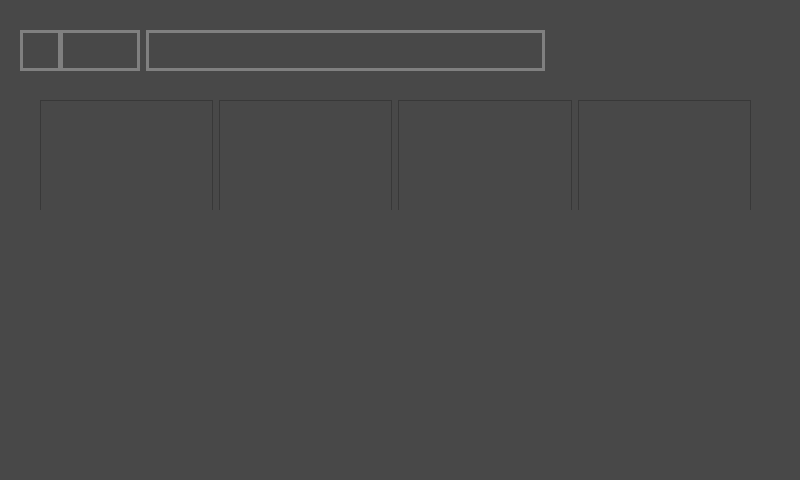
The window that diagram_minut_form.ui (qt-raspberry/QT_Glazer_Furnance) describes before a commit, drawn with Qt 5.
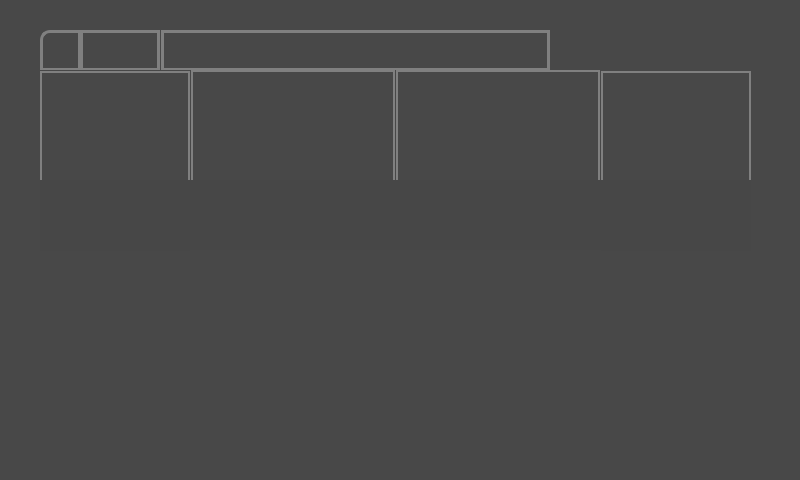
The same window after the commit. Icons and pictures are not drawn.

```diff
--- a/diagram_minut_form.ui
+++ b/diagram_minut_form.ui
@@ -19,10 +19,88 @@
   <property name="styleSheet">
    <string notr="true">background-color: rgb(72, 72, 72);</string>
   </property>
-  <widget class="QWidget" name="layoutWidget">
+  <widget class="QWidget" name="layoutWidget_3">
    <property name="geometry">
     <rect>
-     <x>20</x>
+     <x>80</x>
+     <y>30</y>
+     <width>671</width>
+     <height>41</height>
+    </rect>
+   </property>
+   <layout class="QHBoxLayout" name="horizontalLayout_2">
+    <property name="spacing">
+     <number>1</number>
+    </property>
+    <item>
+     <widget class="QLabel" name="program_number">
+      <property name="minimumSize">
+       <size>
+        <width>50</width>
+        <height>38</height>
+       </size>
+      </property>
+      <property name="maximumSize">
+       <size>
+        <width>80</width>
+        <height>16777215</height>
+       </size>
+      </property>
+      <property name="styleSheet">
+       <string notr="true">border: 3px solid gray;
+/*margin-right:-1px;
+padding-right: 0px;*/
+border-radius: 40px;</string>
+      </property>
+      <property name="text">
+       <string/>
+      </property>
+     </widget>
+    </item>
+    <item>
+     <widget class="QLabel" name="program_name">
+      <property name="minimumSize">
+       <size>
+        <width>350</width>
+        <height>38</height>
+       </size>
+      </property>
+      <property name="styleSheet">
+       <string notr="true">border: 3px solid gray;
+/*margin-left:-1px;
+padding-left: 0px;*/
+border-radius: 40px;</string>
+      </property>
+      <property name="text">
+       <string/>
+      </property>
+     </widget>
+    </item>
+    <item>
+     <widget class="QLabel" name="current_temprature">
+      <property name="minimumSize">
+       <size>
+        <width>50</width>
+        <height>38</height>
+       </size>
+      </property>
+      <property name="maximumSize">
+       <size>
+        <width>200</width>
+        <height>16777215</height>
+       </size>
+      </property>
+      <property name="text">
+       <string/>
+      </property>
+     </widget>
+    </item>
+   </layout>
+  </widget>
+  <widget class="QWidget" name="layoutWidget_4">
+   <property name="geometry">
+    <rect>
+     <x>40</x>
      <y>30</y>
      <width>41</width>
      <height>41</height>
@@ -53,7 +131,8 @@
        <string notr="true">image: url(:/Pictures/GSH/photos totally/lock.gif);
 
 border: 3px solid gray;
-border-radius: 40px;</string>
+border-top-left-radius: 10px ;
+/*border-bottom-left-radius: 10px ;*/</string>
       </property>
       <property name="frameShape">
        <enum>QFrame::WinPanel</enum>
@@ -68,98 +147,79 @@
     </item>
    </layout>
   </widget>
-  <widget class="QWidget" name="layoutWidget">
-   <property name="geometry">
-    <rect>
-     <x>60</x>
-     <y>30</y>
-     <width>691</width>
-     <height>41</height>
-    </rect>
-   </property>
-   <layout class="QHBoxLayout" name="horizontalLayout_2">
-    <item>
-     <widget class="QLabel" name="program_number">
-      <property name="minimumSize">
-       <size>
-        <width>50</width>
-        <height>38</height>
-       </size>
-      </property>
-      <property name="maximumSize">
-       <size>
-        <width>80</width>
-        <height>16777215</height>
-       </size>
-      </property>
-      <property name="styleSheet">
-       <string notr="true">border: 3px solid gray;
-border-radius: 40px;</string>
-      </property>
-      <property name="text">
-       <string/>
-      </property>
-     </widget>
-    </item>
-    <item>
-     <widget class="QLabel" name="program_name">
-      <property name="minimumSize">
-       <size>
-        <width>350</width>
-        <height>38</height>
-       </size>
-      </property>
-      <property name="styleSheet">
-       <string notr="true">border: 3px solid gray;
-border-radius: 40px;</string>
-      </property>
-      <property name="text">
-       <string/>
-      </property>
-     </widget>
-    </item>
-    <item>
-     <widget class="QLabel" name="current_temprature">
-      <property name="minimumSize">
-       <size>
-        <width>50</width>
-        <height>38</height>
-       </size>
-      </property>
-      <property name="maximumSize">
-       <size>
-        <width>200</width>
-        <height>16777215</height>
-       </size>
-      </property>
-      <property name="text">
-       <string/>
-      </property>
-     </widget>
-    </item>
-   </layout>
-  </widget>
   <widget class="QWidget" name="layoutWidget">
    <property name="geometry">
     <rect>
      <x>40</x>
-     <y>100</y>
+     <y>70</y>
      <width>711</width>
      <height>181</height>
     </rect>
    </property>
    <layout class="QHBoxLayout" name="horizontalLayout_3">
+    <property name="spacing">
+     <number>1</number>
+    </property>
     <item>
-     <widget class="QGraphicsView" name="graphicsView"/>
+     <widget class="QGraphicsView" name="graphicsView">
+      <property name="minimumSize">
+       <size>
+        <width>150</width>
+        <height>179</height>
+       </size>
+      </property>
+      <property name="maximumSize">
+       <size>
+        <width>150</width>
+        <height>179</height>
+       </size>
+      </property>
+      <property name="styleSheet">
+       <string notr="true">border-style: solid ;
+border: solid gray;
+  border-width: 2px;
+/*border: 2px solid gray;
+border-top-left-radius: 10px ;*/
+border-bottom-left-radius: 10px ;</string>
+      </property>
+     </widget>
     </item>
     <item>
-     <widget class="QGraphicsView" name="graphicsView_2"/>
+     <widget class="QGraphicsView" name="graphicsView_2">
+      <property name="styleSheet">
+       <string notr="true">border: 2px solid gray;
+</string>
+      </property>
+     </widget>
     </item>
     <item>
-     <widget class="QGraphicsView" name="graphicsView_3"/>
+     <widget class="QGraphicsView" name="graphicsView_3">
+      <property name="styleSheet">
+       <string notr="true">border: 2px solid gray;
+</string>
+      </property>
+     </widget>
     </item>
     <item>
-     <widget class="QGraphicsView" name="graphicsView_4"/>
+     <widget class="QGraphicsView" name="graphicsView_4">
+      <property name="minimumSize">
+       <size>
+        <width>150</width>
+        <height>179</height>
+       </size>
+      </property>
+      <property name="maximumSize">
+       <size>
+        <width>150</width>
+        <height>179</height>
+       </size>
+      </property>
+      <property name="styleSheet">
+       <string notr="true">border: 2px solid gray;
+/*border-top-right-radius: 10px ;*/
+border-bottom-right-radius: 10px ;</string>
+      </property>
+     </widget>
     </item>
    </layout>
   </widget>
@@ -167,12 +227,18 @@
    <property name="geometry">
     <rect>
      <x>40</x>
-     <y>210</y>
-     <width>726</width>
+     <y>180</y>
+     <width>711</width>
      <height>71</height>
     </rect>
    </property>
-   <layout class="QHBoxLayout" name="horizontalLayout_7">
+   <layout class="QHBoxLayout" name="lyaout_3" stretch="0,0,0,0,0,0,0,0,0,0,0,0">
+    <property name="spacing">
+     <number>0</number>
+    </property>
+    <property name="sizeConstraint">
+     <enum>QLayout::SetDefaultConstraint</enum>
+    </property>
     <item>
      <widget class="QLabel" name="label_37">
       <property name="minimumSize">
@@ -182,7 +248,8 @@
        </size>
       </property>
       <property name="styleSheet">
-       <string notr="true">image: url(:/Pictures/Qt menus/TEMP2.gif);</string>
+       <string notr="true">image: url(:/Pictures/Qt menus/TEMP2.gif);
+background-color:rgba(0, 0, 0, 0.01);</string>
       </property>
       <property name="text">
        <string/>
@@ -199,18 +266,23 @@
       </property>
       <property name="minimumSize">
        <size>
-        <width>140</width>
+        <width>120</width>
         <height>20</height>
        </size>
       </property>
       <property name="maximumSize">
        <size>
-        <width>140</width>
+        <width>120</width>
         <height>100</height>
        </size>
       </property>
+      <property name="autoFillBackground">
+       <bool>false</bool>
+      </property>
       <property name="styleSheet">
-       <string notr="true">border-color: qlineargradient(spread:pad, x1:0, y1:0, x2:0, y2:1, stop:0 rgba(0, 0, 0, 255), stop:0.33 rgba(0, 0, 0, 255), stop:0.34 rgba(255, 30, 30, 255), stop:0.66 rgba(255, 0, 0, 255), stop:0.67 rgba(255, 255, 0, 255), stop:1 rgba(255, 255, 0, 255));</string>
+       <string notr="true">border-color: qlineargradient(spread:pad, x1:0, y1:0, x2:0, y2:1, stop:0 rgba(0, 0, 0, 255), stop:0.33 rgba(0, 0, 0, 255), stop:0.34 rgba(255, 30, 30, 255), stop:0.66 rgba(255, 0, 0, 255), stop:0.67 rgba(255, 255, 0, 255), stop:1 rgba(255, 255, 0, 255));
+
+background-color:rgba(0, 0, 0, 0.01);</string>
       </property>
       <property name="text">
        <string/>
@@ -230,7 +302,8 @@
       </property>
       <property name="styleSheet">
        <string notr="true">border-color: qlineargradient(spread:pad, x1:0, y1:0, x2:1, y2:0, stop:0 rgba(255, 178, 102, 255), stop:0.55 rgba(235, 148, 61, 255), stop:0.98 rgba(0, 0, 0, 255), stop:1 rgba(0, 0, 0, 0));
-image: url(:/Pictures/Qt menus/TEMP_up_time.gif);</string>
+image: url(:/Pictures/Qt menus/TEMP_up_time.gif);
+background-color:rgba(0, 0, 0, 0.01);</string>
       </property>
       <property name="text">
        <string/>
@@ -247,7 +320,7 @@
       </property>
       <property name="minimumSize">
        <size>
-        <width>40</width>
+        <width>70</width>
         <height>20</height>
        </size>
       </property>
@@ -257,6 +330,9 @@
         <height>16777215</height>
        </size>
       </property>
+      <property name="styleSheet">
+       <string notr="true">background-color:rgba(0, 0, 0, 0.01);</string>
+      </property>
       <property name="text">
        <string/>
       </property>
@@ -271,7 +347,8 @@
        </size>
       </property>
       <property name="styleSheet">
-       <string notr="true">image: url(:/Pictures/Qt menus/TEMP2.gif);</string>
+       <string notr="true">image: url(:/Pictures/Qt menus/TEMP2.gif);
+background-color:rgba(0, 0, 0, 0.01);</string>
       </property>
       <property name="text">
        <string/>
@@ -288,7 +365,7 @@
       </property>
       <property name="minimumSize">
        <size>
-        <width>60</width>
+        <width>80</width>
         <height>20</height>
        </size>
       </property>
@@ -298,6 +375,21 @@
         <height>16777215</height>
        </size>
       </property>
+      <property name="styleSheet">
+       <string notr="true">/*#label_42{
+content: &quot;&quot;;
+  position: relative;
+  top: 0; 
+  left: 0;
+  width: 100%; 
+  height: 100%;  
+  opacity: .4; 
+  z-index: -1;
+background:rgba(0,0,0,0.0.001);
+}*/
+
+background-color:rgba(0, 0, 0, 0.01);</string>
+      </property>
       <property name="text">
        <string/>
       </property>
@@ -312,7 +404,7 @@
        </size>
       </property>
       <property name="styleSheet">
-       <string notr="true">
+       <string notr="true">background-color:rgba(0, 0, 0, 0.01);
 image: url(:/Pictures/Qt menus/TEMP_up_time.gif);</string>
       </property>
       <property name="text">
@@ -330,7 +422,7 @@
       </property>
       <property name="minimumSize">
        <size>
-        <width>40</width>
+        <width>50</width>
         <height>20</height>
        </size>
       </property>
@@ -340,6 +432,9 @@
         <height>16777215</height>
        </size>
       </property>
+      <property name="styleSheet">
+       <string notr="true">background-color:rgba(0, 0, 0, 0.01);</string>
+      </property>
       <property name="text">
        <string/>
       </property>
@@ -354,7 +449,7 @@
        </size>
       </property>
       <property name="styleSheet">
-       <string notr="true">image: url(:/Pictures/Qt menus/TEMP2.gif);</string>
+       <string notr="true">image: url(:/Pictures/Qt menus/TEMP2.gif);background-color:rgba(0, 0, 0, 0.01);</string>
       </property>
       <property name="text">
        <string/>
@@ -381,6 +476,9 @@
         <height>16777215</height>
        </size>
       </property>
+      <property name="styleSheet">
+       <string notr="true">background-color:rgba(0, 0, 0, 0.01);</string>
+      </property>
       <property name="text">
        <string/>
       </property>
@@ -395,7 +493,7 @@
        </size>
       </property>
       <property name="styleSheet">
-       <string notr="true">image: url(:/Pictures/Qt menus/TEMP2.gif);</string>
+       <string notr="true">image: url(:/Pictures/Qt menus/TEMP2.gif);background-color:rgba(0, 0, 0, 0.01);</string>
       </property>
       <property name="text">
        <string/>
@@ -416,6 +514,9 @@
         <height>20</height>
        </size>
       </property>
+      <property name="styleSheet">
+       <string notr="true">background-color:rgba(0, 0, 0, 0.01);</string>
+      </property>
       <property name="text">
        <string/>
       </property>
@@ -423,6 +524,90 @@
     </item>
    </layout>
   </widget>
+  <widget class="QWidget" name="">
+   <property name="geometry">
+    <rect>
+     <x>190</x>
+     <y>250</y>
+     <width>411</width>
+     <height>81</height>
+    </rect>
+   </property>
+   <layout class="QHBoxLayout" name="horizontalLayout_4">
+    <property name="spacing">
+     <number>1</number>
+    </property>
+    <item>
+     <widget class="QLabel" name="label_73">
+      <property name="sizePolicy">
+       <sizepolicy hsizetype="Preferred" vsizetype="Preferred">
+        <horstretch>120</horstretch>
+        <verstretch>20</verstretch>
+       </sizepolicy>
+      </property>
+      <property name="minimumSize">
+       <size>
+        <width>204</width>
+        <height>20</height>
+       </size>
+      </property>
+      <property name="maximumSize">
+       <size>
+        <width>204</width>
+        <height>100</height>
+       </size>
+      </property>
+      <property name="autoFillBackground">
+       <bool>false</bool>
+      </property>
+      <property name="styleSheet">
+       <string notr="true">border-image: url(:/Files/Arrow_key.gif);</string>
+      </property>
+      <property name="text">
+       <string/>
+      </property>
+      <property name="margin">
+       <number>1111</number>
+      </property>
+     </widget>
+    </item>
+    <item>
+     <widget class="QLabel" name="label_74">
+      <property name="sizePolicy">
+       <sizepolicy hsizetype="Preferred" vsizetype="Preferred">
+        <horstretch>120</horstretch>
+        <verstretch>20</verstretch>
+       </sizepolicy>
+      </property>
+      <property name="minimumSize">
+       <size>
+        <width>204</width>
+        <height>20</height>
+       </size>
+      </property>
+      <property name="maximumSize">
+       <size>
+        <width>204</width>
+        <height>100</height>
+       </size>
+      </property>
+      <property name="autoFillBackground">
+       <bool>false</bool>
+      </property>
+      <property name="styleSheet">
+       <string notr="true">border-image: url(:/Files/Arrow_key.gif);
+</string>
+      </property>
+      <property name="text">
+       <string/>
+      </property>
+      <property name="margin">
+       <number>1111</number>
+      </property>
+     </widget>
+    </item>
+   </layout>
+  </widget>
  </widget>
  <resources/>
  <connections/>
```
Left out of the diff: 24 changed lines with no effect on the pictures.
